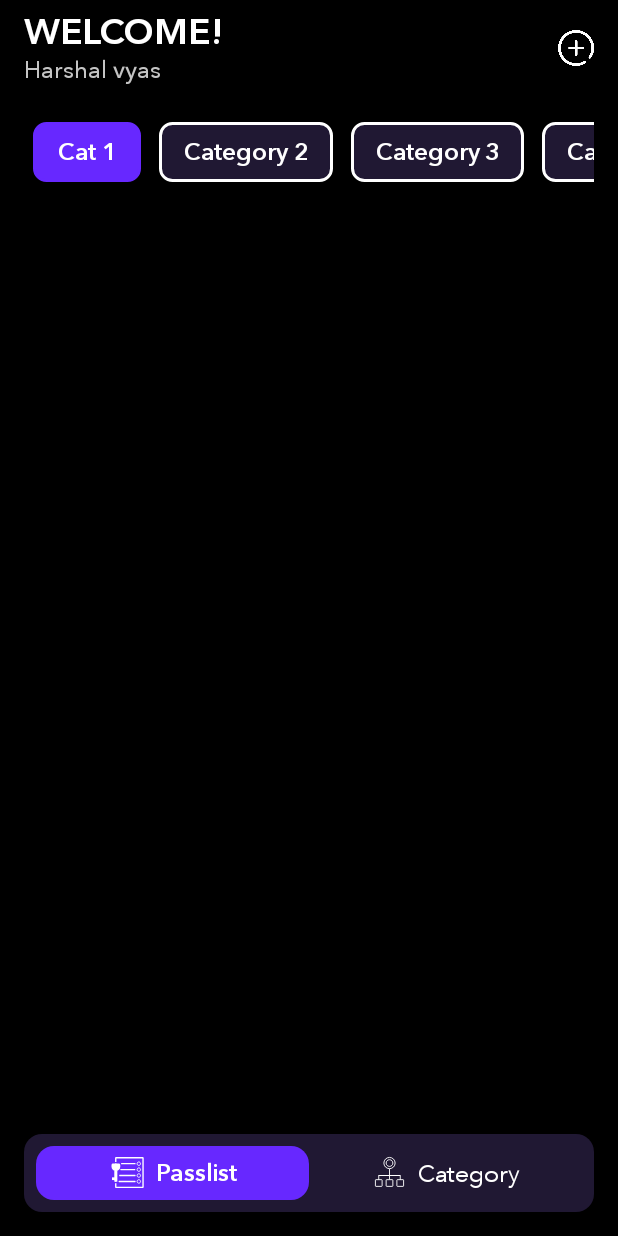
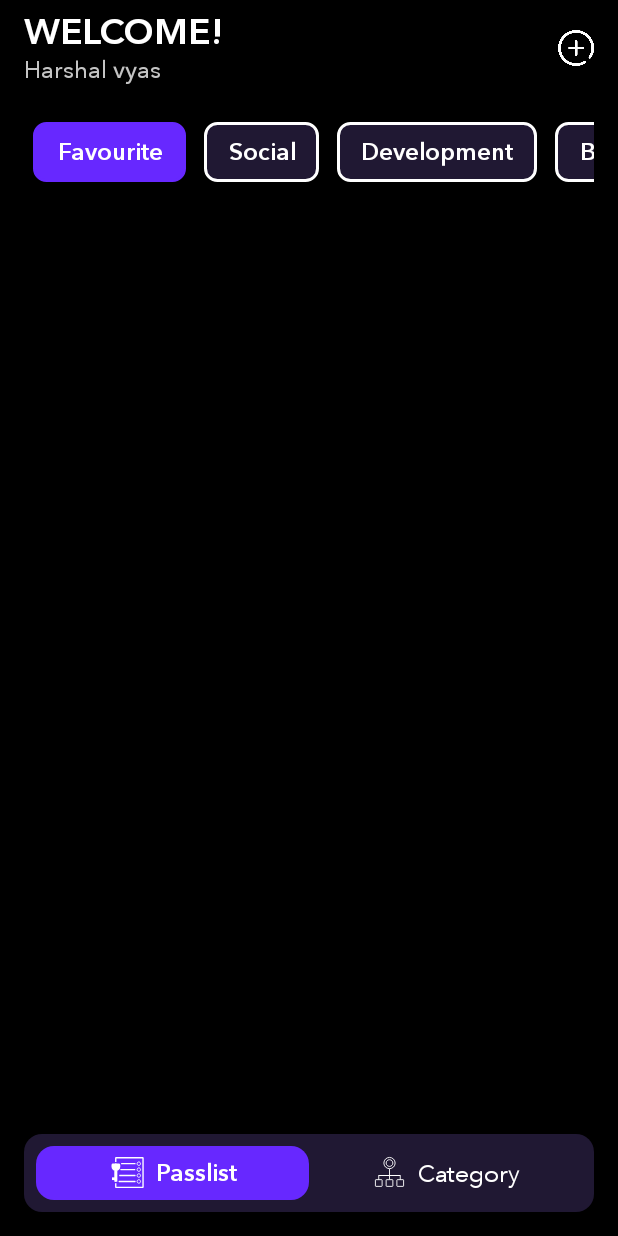
Before and after one commit to hvyas3662/Passlocker, an Android app: the MainActivity screen opened directly, with no data from a screen before it, on a phone screen of 412 x 824 dp. Run offline under Robolectric (Android 15) with nearby library versions, the phone set to English and light mode, and no system bars; our stand-ins replace Dagger/Hilt's generated code, Timber; libraries missing offline, so code that uses them is left out: com.xiaofeng.flowlayoutmanager.

Commit message:
Data changed

```diff
--- a/app/src/main/java/com/elevationsoft/passlocker/presentation/home_screen/MainActivity.kt
+++ b/app/src/main/java/com/elevationsoft/passlocker/presentation/home_screen/MainActivity.kt
@@ -34,14 +34,13 @@ class MainActivity : AppCompatActivity() {
             }
         }
         val dataList = ArrayList<String>()
-        dataList.add("Cat 1")
-        dataList.add("Category 2")
-        dataList.add("Category 3")
-        dataList.add("Category 4")
-        dataList.add("Category 5")
-        dataList.add("Category 5")
-        dataList.add("Category 7")
-        dataList.add("Category 8")
+        dataList.add("Favourite")
+        dataList.add("Social")
+        dataList.add("Development")
+        dataList.add("Banking")
+        dataList.add("Education")
+        dataList.add("Other Sites")
+        dataList.add("Misuse")
         val btnList = ButtonList.with(this)
             .setLayoutManager(ButtonList.LINEAR_LAYOUT_MANAGER)
             .setOrientation(ButtonList.ORIENTATION_HORIZONTAL)
--- a/app/src/main/res/layout/activity_add_category.xml
+++ b/app/src/main/res/layout/activity_add_category.xml
@@ -59,6 +59,7 @@
                 android:inputType="textCapWords"
                 android:layout_marginTop="@dimen/margin_2"
                 android:padding="@dimen/padding_16"
+                android:maxLength="24"
                 android:textColor="@color/textPrimary"
                 android:textSize="@dimen/text_normal"
                 tools:ignore="LabelFor" />
```
